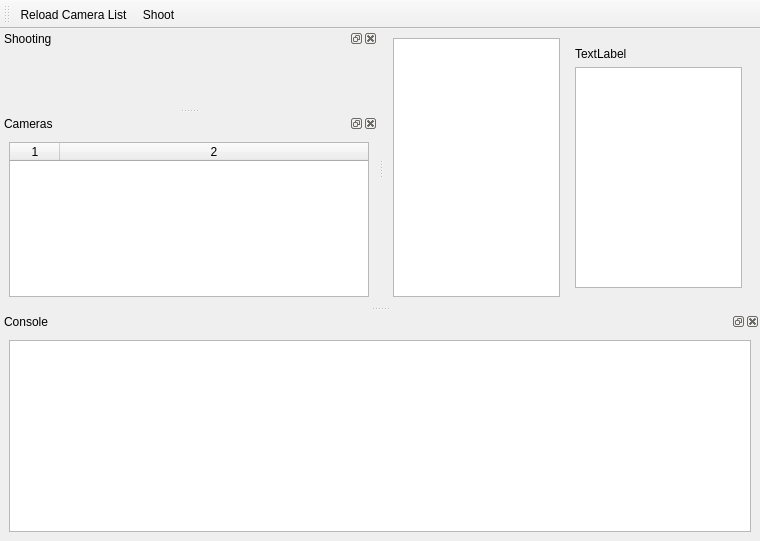
Qt form mainwindow.ui (novokrest/Photo) before a commit.
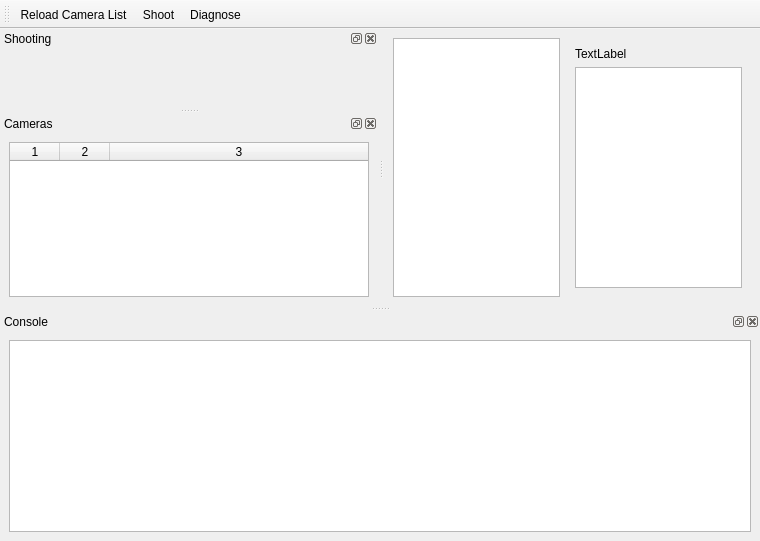
The same form after that commit. Icons and pictures are not drawn. Custom widgets are drawn as their Qt base class.

Diff of the .ui file:
```diff
--- a/mainwindow.ui
+++ b/mainwindow.ui
@@ -112,7 +112,7 @@
         <set>QAbstractItemView::NoEditTriggers</set>
        </property>
        <property name="columnCount">
-        <number>2</number>
+        <number>3</number>
        </property>
        <attribute name="horizontalHeaderCascadingSectionResizes">
         <bool>false</bool>
@@ -125,6 +125,7 @@
        </attribute>
        <column/>
        <column/>
+       <column/>
       </widget>
      </item>
     </layout>
@@ -160,6 +161,7 @@
    </attribute>
    <addaction name="actionReloadCameras"/>
    <addaction name="actionShoot"/>
+   <addaction name="actionDiagnose"/>
   </widget>
   <action name="actionReloadCameras">
    <property name="icon">
@@ -185,6 +187,11 @@
     <string>Take one photo using each of the available cameras</string>
    </property>
   </action>
+  <action name="actionDiagnose">
+   <property name="text">
+    <string>Diagnose</string>
+   </property>
+  </action>
  </widget>
  <customwidgets>
   <customwidget>
```
Left out of the diff: 14 changed lines with no effect on the pictures.
